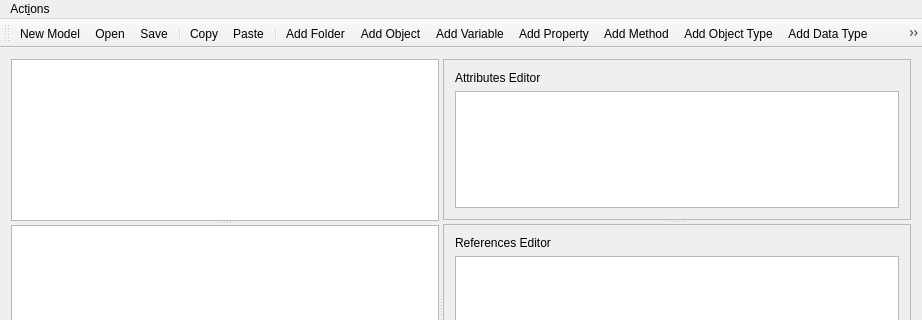
First picture: the form in uamodeler/uamodeler_ui.ui, repository FreeOpcUa/opcua-modeler, before the edit; both pictures show x 0 to 922 and y 0 to 320 of the 922 by 755 pixel window.
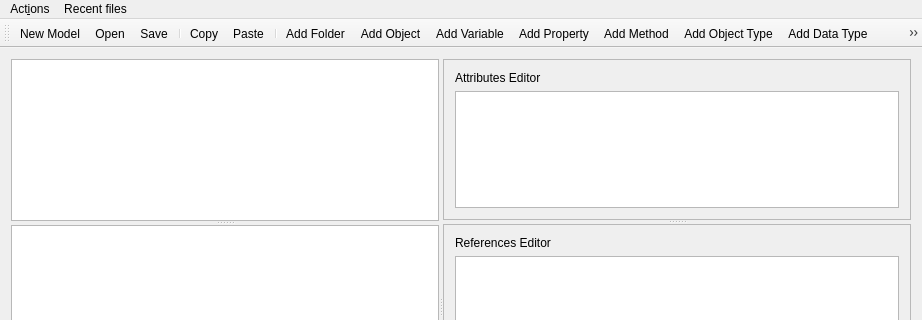
Second picture: the form after the edit. Icons and pictures are not drawn.

Commit message: add recent file menu

The edit to the form file:
```diff
--- a/uamodeler/uamodeler_ui.ui
+++ b/uamodeler/uamodeler_ui.ui
@@ -150,7 +150,7 @@
      <x>0</x>
      <y>0</y>
      <width>922</width>
-     <height>26</height>
+     <height>25</height>
     </rect>
    </property>
    <widget class="QMenu" name="menuOPC_UA_Client">
@@ -166,7 +166,13 @@
     <addaction name="actionUseOpenUa"/>
     <addaction name="actionQuit"/>
    </widget>
+   <widget class="QMenu" name="menuRecentFiles">
+    <property name="title">
+     <string>Recent files</string>
+    </property>
+   </widget>
    <addaction name="menuOPC_UA_Client"/>
+   <addaction name="menuRecentFiles"/>
   </widget>
   <widget class="QStatusBar" name="statusBar"/>
   <widget class="QToolBar" name="toolBar">
```
The commit also changes 3 other files.
